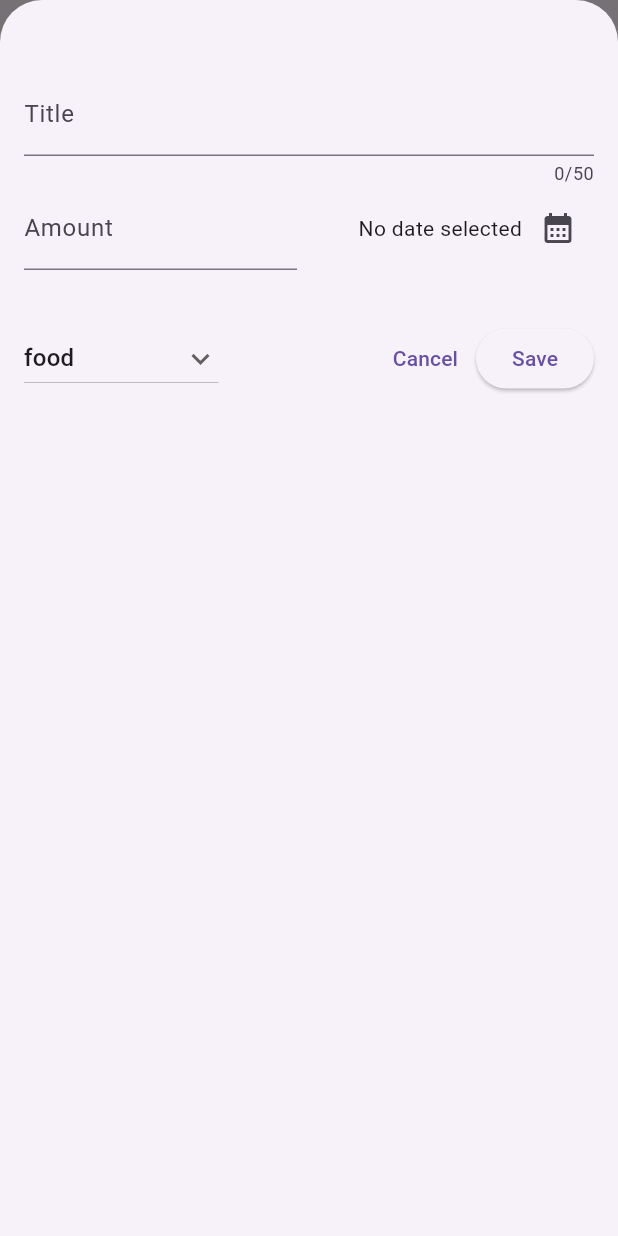
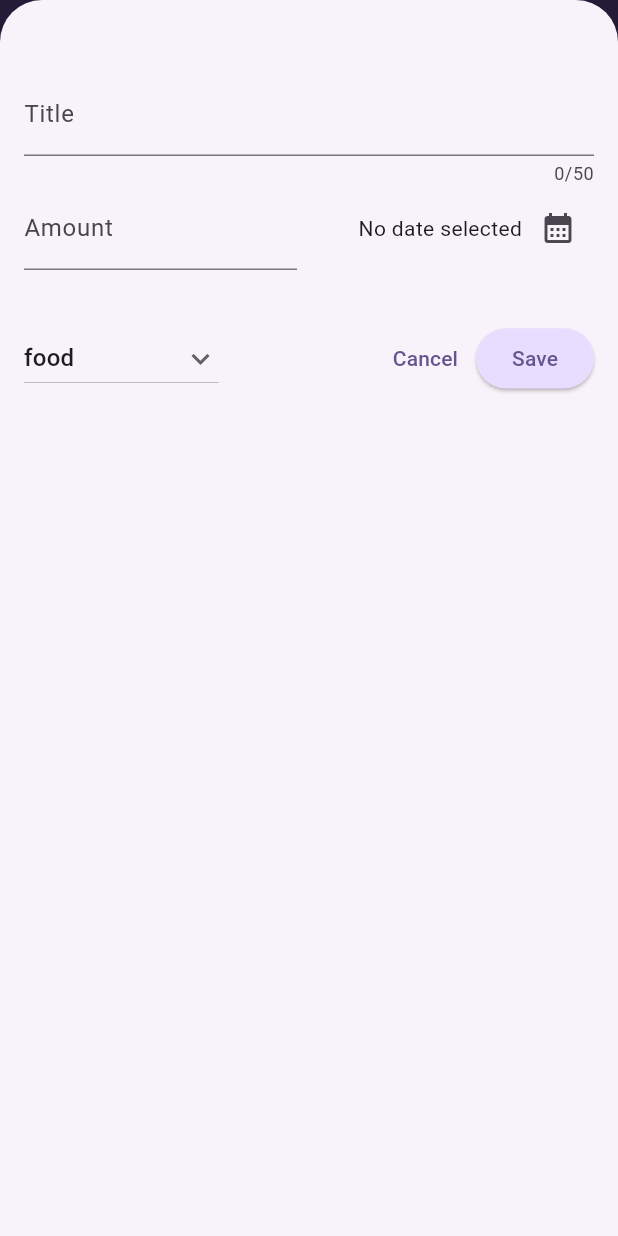
Before and after one commit to D1abol1cal/expense_tracker, a Flutter app: the screen it shows after launch, after a tap on the "add" icon, on a phone screen of 412 x 824 dp. Run offline on Flutter 3.47's test engine with Material 3 defaults, Android fonts, the phone set to English and light mode, and no system bars.

Commit message:
Theming , Light and Dark modes

```diff
--- a/lib/main.dart
+++ b/lib/main.dart
@@ -1,10 +1,68 @@
 import 'package:flutter/material.dart';
 import 'package:expense_tracker/widgets/expenses.dart';
 
+var kColorScheme = ColorScheme.fromSeed(
+  seedColor: const Color.fromARGB(255, 96, 59, 181),
+);
+
+var kDarkColorScheme = ColorScheme.fromSeed(
+  seedColor: const Color.fromARGB(255, 5, 99, 125),
+  brightness: Brightness.dark,
+);
 void main() {
   runApp(
-    const MaterialApp(
-      home: Expenses(),
+    MaterialApp(
+      darkTheme: ThemeData.dark().copyWith(
+        useMaterial3: true,
+        colorScheme: kDarkColorScheme,
+        cardTheme: const CardTheme().copyWith(
+          color: kDarkColorScheme.secondaryContainer,
+          margin: const EdgeInsets.symmetric(
+            horizontal: 16,
+            vertical: 8,
+          ),
+        ),
+        elevatedButtonTheme: ElevatedButtonThemeData(
+          style: ElevatedButton.styleFrom(
+            backgroundColor: kDarkColorScheme.primaryContainer,
+            foregroundColor: kDarkColorScheme.onPrimaryContainer,
+          ),
+        ),
+      ),
+      home: const Expenses(),
+      themeMode: ThemeMode.system,
+      theme: ThemeData().copyWith(
+        useMaterial3: true,
+        colorScheme: kColorScheme,
+        appBarTheme: const AppBarTheme().copyWith(
+          backgroundColor: kColorScheme.onPrimaryContainer,
+          foregroundColor: kColorScheme.primaryContainer,
+        ),
+        cardTheme: const CardTheme().copyWith(
+          color: kColorScheme.secondaryContainer,
+          margin: const EdgeInsets.symmetric(
+            horizontal: 16,
+            vertical: 8,
+          ),
+        ),
+        elevatedButtonTheme: ElevatedButtonThemeData(
+          style: ElevatedButton.styleFrom(
+            backgroundColor: kColorScheme.primaryContainer,
+          ),
+        ),
+        textTheme: ThemeData().textTheme.copyWith(
+              titleLarge: TextStyle(
+                fontWeight: FontWeight.normal,
+                color: kColorScheme.onSecondaryContainer,
+                fontSize: 20,
+              ),
+              labelMedium: TextStyle(
+                fontWeight: FontWeight.normal,
+                color: kColorScheme.onSecondaryContainer,
+                fontSize: 18,
+              ),
+            ),
+      ),
       debugShowCheckedModeBanner: false,
     ),
   );
--- a/lib/widgets/expenses_list/expense_item.dart
+++ b/lib/widgets/expenses_list/expense_item.dart
@@ -12,8 +12,12 @@ class ExpenseItem extends StatelessWidget {
       child: Padding(
         padding: const EdgeInsets.symmetric(horizontal: 20, vertical: 16),
         child: Column(
+          crossAxisAlignment: CrossAxisAlignment.start,
           children: [
-            Text(expense.title),
+            Text(
+              expense.title,
+              style: Theme.of(context).textTheme.labelMedium,
+            ),
             const SizedBox(height: 10),
             Row(
               children: [
--- a/lib/widgets/expenses_list/expenses_list.dart
+++ b/lib/widgets/expenses_list/expenses_list.dart
@@ -10,18 +10,25 @@ class ExpensesList extends StatelessWidget {
   });
 
   final List<Expense> expenses;
-  final void Function(Expense) onRemoveExpense;
+  final void Function(Expense expense) onRemoveExpense;
 
   @override
   Widget build(BuildContext context) {
     return ListView.builder(
       itemCount: expenses.length,
-      itemBuilder: (context, index) => Dismissible(
+      itemBuilder: (ctx, index) => Dismissible(
+        key: ValueKey(expenses[index]),
+        background: Container(
+          color: Theme.of(context).colorScheme.error.withOpacity(0.7),
+          margin: EdgeInsets.symmetric(
+              horizontal: Theme.of(context).cardTheme.margin!.horizontal),
+        ),
         onDismissed: (direction) {
           onRemoveExpense(expenses[index]);
         },
-        key: ValueKey(expenses[index]),
-        child: ExpenseItem(expenses[index]),
+        child: ExpenseItem(
+          expenses[index],
+        ),
       ),
     );
   }
--- a/lib/widgets/new_expense.dart
+++ b/lib/widgets/new_expense.dart
@@ -93,7 +93,7 @@ class _NewExpenseState extends State<NewExpense> {
                   keyboardType: TextInputType.number,
                   decoration: const InputDecoration(
                     label: Text('Amount'),
-                    prefixText: '\$ ',
+                    prefixText: 'PKR ',
                   ),
                   inputFormatters: <TextInputFormatter>[
                     FilteringTextInputFormatter.allow(RegExp(r'[0-9.]')),
```
Also changed, not shown: lib/widgets/expenses.dart (+50 -6 lines).
